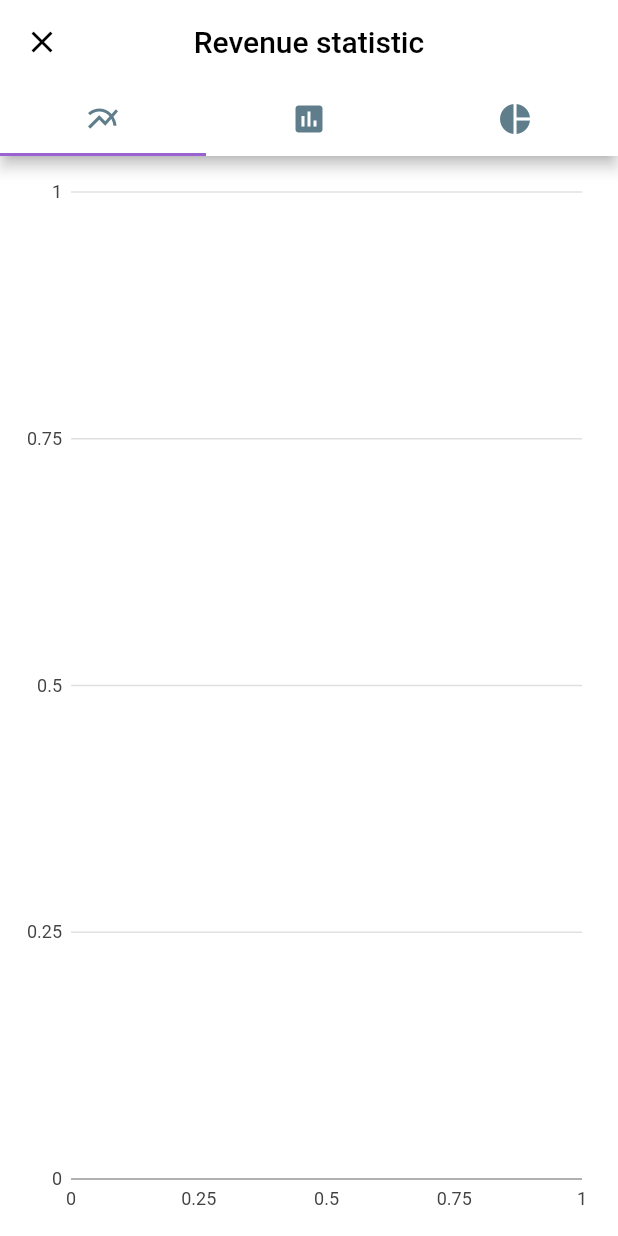
After one commit to khuetm99/admin_books_app, a Flutter app: the ChartPage screen opened directly, on a phone screen of 412 x 824 dp. The commit adds this screen. Run offline on Flutter 3.47's test engine with Material 2 defaults, Android fonts, the phone set to English and light mode, and no system bars; our stand-ins replace charts_flutter, cloud_firestore, firebase_storage, flutter_slidable, flutter_spinkit, fluttertoast and 2 more; accounts and stored records are empty.

Commit message:
update chart_page.dart

```diff
--- a/lib/helpers/category.dart
+++ b/lib/helpers/category.dart
@@ -1,6 +1,3 @@
-import 'dart:io';
-import 'dart:math';
-
 import 'package:admin_books_app/models/category.dart';
 import 'package:cloud_firestore/cloud_firestore.dart';
 import 'package:firebase_storage/firebase_storage.dart';
--- a/lib/models/order.dart
+++ b/lib/models/order.dart
@@ -18,7 +18,7 @@ class OrderModel{
 
   // public variable
   List cart;
-  int totalOrderPrice;
+
 
 
   OrderModel.fromSnapshot(DocumentSnapshot snapshot){
--- a/lib/provider/order.dart
+++ b/lib/provider/order.dart
@@ -8,9 +8,10 @@ class OrderProvider with ChangeNotifier {
   OrderServices _orderServices = OrderServices();
   List<OrderModel> orderList = [];
   OrderModel _orderModel;
-  int total;
+  int _totalSales = 0;
 
   OrderModel get orderModel => _orderModel ;
+  int get totalSales => _totalSales;
 
   OrderProvider.initialize() {
     loadOrder();
@@ -21,4 +22,12 @@ class OrderProvider with ChangeNotifier {
     notifyListeners();
   }
 
+  getTotalSales() async {
+    for (OrderModel order in orderList) {
+          _totalSales = _totalSales + order.total;
+    }
+    _totalSales = _totalSales ;
+    notifyListeners();
+  }
+
 }
--- a/lib/screen/add_category.dart
+++ b/lib/screen/add_category.dart
@@ -114,7 +114,7 @@ class _AddCategoryState extends State<AddCategory> {
                       setState(() {
                         app.isLoading = false;
                       });
-
+                      categoryController.clear();
                     Fluttertoast.showToast(msg: 'Category added');
                     } else {
                       setState(() {
--- a/lib/screen/category_search.dart
+++ b/lib/screen/category_search.dart
@@ -195,6 +195,7 @@ class _CategoriesSearchScreenState extends State<CategoriesSearchScreen> {
                                                     image: categoryImageController.value.text);
                                                 if (value) {
                                                   categoryProvider.loadCategories();
+                                                  categoryProvider.search(name :categoryController.value.text.substring(0,1));
                                                   _key.currentState
                                                       .showSnackBar(
                                                       SnackBar(
@@ -280,6 +281,7 @@ class _CategoriesSearchScreenState extends State<CategoriesSearchScreen> {
                                                     imageUrl: categoryImageController.value.text);
                                                 if (value) {
                                                   categoryProvider.loadCategories();
+                                                  categoryProvider.search(name :categoryController.value.text.substring(0,1));
                                                   _key.currentState
                                                       .showSnackBar(
                                                       SnackBar(
--- /dev/null
+++ b/lib/screen/chart_page.dart
@@ -0,0 +1,163 @@
+import 'package:admin_books_app/models/order.dart';
+import 'package:admin_books_app/provider/order.dart';
+import 'package:flutter/material.dart';
+import 'package:charts_flutter/flutter.dart' as charts;
+import 'package:intl/intl.dart';
+import 'package:provider/provider.dart';
+
+class ChartPage extends StatefulWidget {
+  ChartPage() : super();
+  @override
+  _ChartPageState createState() => _ChartPageState();
+}
+
+class _ChartPageState extends State<ChartPage> {
+  final _key = GlobalKey<ScaffoldState>();
+  @override
+  Widget build(BuildContext context) {
+    final orderProvider = Provider.of<OrderProvider>(context);
+    orderProvider.loadOrder();
+
+    return DefaultTabController(
+      length: 3,
+      child: Scaffold(
+        key: _key,
+        appBar: AppBar(
+          backgroundColor: Colors.white,
+          bottom: TabBar(
+            indicatorColor: Color(0xff9962D0),
+            tabs: [
+              Tab(icon: Icon(Icons.multiline_chart, color: Colors.blueGrey,)),
+              Tab(
+                icon: Icon(Icons.insert_chart, color: Colors.blueGrey,),
+              ),
+              Tab(icon: Icon(Icons.pie_chart, color: Colors.blueGrey,)),
+            ],
+          ),
+          title: Text('Revenue statistic', style: TextStyle(color: Colors.black),),
+          centerTitle: true,
+          leading: IconButton(
+              icon: Icon(Icons.close, color: Colors.black,),
+              onPressed: () {
+                Navigator.pop(context);
+              }),
+        ),
+        backgroundColor: Colors.white,
+        body: TabBarView(
+          children: [
+            Padding(
+              padding: const EdgeInsets.all(10.0),
+              child: Center(
+                  child: LineChart(order: orderProvider.orderList)
+              ),
+            ),
+
+            Padding(
+              padding: const EdgeInsets.all(10.0),
+              child: Center(
+                child: BarChart(order: orderProvider.orderList)
+              ),
+            ),
+
+            Padding(
+              padding: const EdgeInsets.all(10.0),
+              child: Center(
+                  child: PieChart(order: orderProvider.orderList)
+              ),
+            ),
+          ],
+        ),
+      ),
+    );
+  }
+}
+
+class BarChart  extends StatelessWidget {
+  final List<OrderModel> order;
+
+  BarChart({this.order});
+
+
+  @override
+  Widget build(BuildContext context) {
+
+    List<charts.Series<OrderModel, DateTime>> series = [
+      charts.Series(
+          id :'Order',
+          domainFn: (OrderModel order, _) => DateTime.fromMillisecondsSinceEpoch(order.createdAt),
+          measureFn: (OrderModel order, _) => order.total,
+          colorFn: (_, __) => charts.MaterialPalette.teal.shadeDefault,
+          data: order,
+      )
+    ];
+
+    return
+      charts.TimeSeriesChart(
+      series,
+      animate: false,
+      defaultInteractions: false,
+        defaultRenderer: new charts.BarRendererConfig<DateTime>(),
+      behaviors: [new charts.SelectNearest(), new charts.DomainHighlighter()],
+    );
+  }
+}
+
+
+class PieChart  extends StatelessWidget {
+  final List<OrderModel> order;
+
+  PieChart({this.order});
+
+
+  @override
+  Widget build(BuildContext context) {
+
+    List<charts.Series<OrderModel, DateTime>> series = [
+      charts.Series(
+        id :'Order',
+        domainFn: (OrderModel order, _) => DateTime.fromMillisecondsSinceEpoch(order.createdAt),
+        measureFn: (OrderModel order, _) => order.total,
+        labelAccessorFn: (OrderModel row, _) => '${DateTime.fromMillisecondsSinceEpoch(row.createdAt).year}: ${row.total.toString().replaceAllMapped(new RegExp(r'(\d{1,3})(?=(\d{3})+(?!\d))'), (Match m) => '${m[1]},')}đ',
+        data: order,
+      )
+    ];
+
+    return
+      charts.PieChart(
+        series,
+        animate: false,
+          defaultRenderer: new charts.ArcRendererConfig(
+              arcWidth: 100,
+              arcRendererDecorators: [new charts.ArcLabelDecorator()]
+          ));
+  }
+}
+
+
+class LineChart  extends StatelessWidget {
+  final List<OrderModel> order;
+
+  LineChart({this.order});
+
+
+  @override
+  Widget build(BuildContext context) {
+
+    List<charts.Series<OrderModel, int>> series = [
+      charts.Series(
+        id :'Order',
+        domainFn: (OrderModel order, _) => int.parse(DateTime.fromMillisecondsSinceEpoch(order.createdAt).day.toString()),
+        measureFn: (OrderModel order, _) => order.total,
+        colorFn: (_, __) => charts.MaterialPalette.teal.shadeDefault,
+        data: order,
+      )
+    ];
+
+    return
+      charts.LineChart(
+          series,
+          animate: false,
+        defaultRenderer:
+        new charts.LineRendererConfig(includeArea: true, stacked: true),);
+  }
+}
--- a/lib/screen/edit_product_page.dart
+++ b/lib/screen/edit_product_page.dart
@@ -265,6 +265,7 @@ class _EditProductPageState extends State<EditProductPage> {
                                   price : int.parse(productPriceController.text));
                               if (value) {
                                 productProvider.loadProducts();
+                                productProvider.search(productName :productNameController.value.text.substring(0,1));
                                 Fluttertoast.showToast(msg: 'Product edited');
                                 app.changeLoading();
                                 Navigator.pop(context);
--- a/lib/screen/product_page.dart
+++ b/lib/screen/product_page.dart
@@ -131,6 +131,7 @@ class _ProductPageState extends State<ProductPage> {
                         itemCount: productProvider.products.length,
                         itemBuilder: (BuildContext context, int index) {
                           TextEditingController productImageController  =TextEditingController( text:  productProvider.products[index].image);
+
 
                           return Slidable(
                               actionPane: SlidableDrawerActionPane(),
--- a/lib/screen/product_search.dart
+++ b/lib/screen/product_search.dart
@@ -60,6 +60,7 @@ class _ProductSearchScreenState extends State<ProductSearchScreen> {
           itemCount: productProvider.productsSearched.length,
           itemBuilder: (BuildContext context, int index) {
             TextEditingController productImageController  =TextEditingController( text:  productProvider.productsSearched[index].image);
+            TextEditingController productNameController  =TextEditingController( text:  productProvider.productsSearched[index].name);
 
             return Slidable(
               actionPane: SlidableDrawerActionPane(),
@@ -227,6 +228,7 @@ class _ProductSearchScreenState extends State<ProductSearchScreen> {
                                                     imageUrl: productImageController.value.text);
                                                 if (value) {
                                                   productProvider.loadProducts();
+                                                  productProvider.search(productName: productNameController.text.substring(0,1));
                                                   _key.currentState
                                                       .showSnackBar(
                                                       SnackBar(
--- a/pubspec.yaml
+++ b/pubspec.yaml
@@ -35,6 +35,7 @@ dependencies:
   fluttertoast: ^4.0.1
   flutter_slidable: ^0.5.4
   flutter_spinkit: ^4.1.2
+  charts_flutter: ^0.9.0
   shimmer: ^1.1.1
   # The following adds the Cupertino Icons font to your application.
   # Use with the CupertinoIcons class for iOS style icons.
```
Also changed, not shown: lib/screen/add_product.dart (+10 -1 lines), lib/screen/admin.dart (+7 -1 lines), pubspec.lock.
